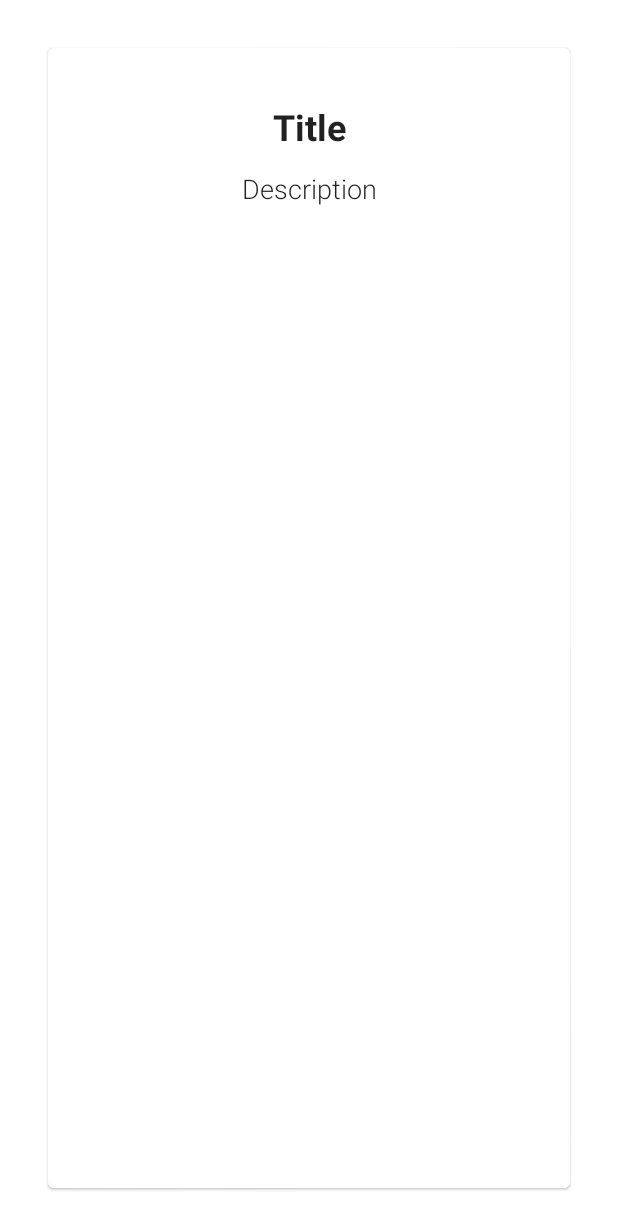
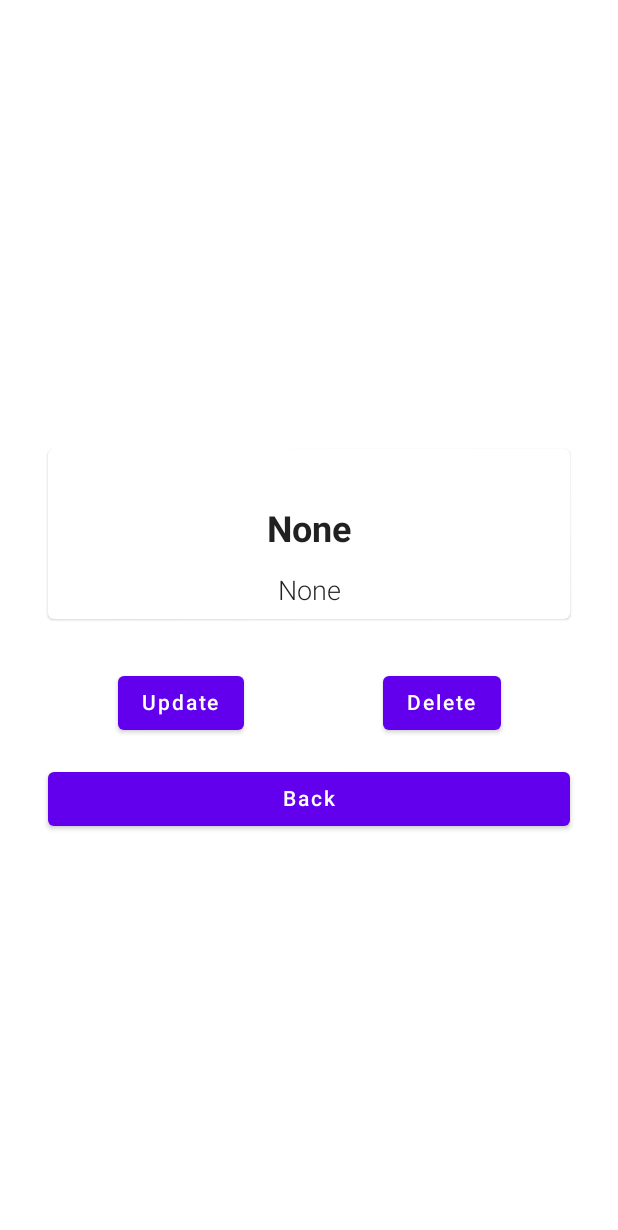
Before and after one commit to borshevskiy/NotesAppCompose, an Android app built with Jetpack Compose: the @Preview function PrevNoteScreen, on a phone screen of 412 x 824 dp. Shown: the top 1230 px of the screen. Run offline under Robolectric (Android 15) with nearby library versions, the phone set to English and light mode, and no system bars; our stand-ins replace Room's generated code, livedata-compose.

Commit message:
Code update and delete functions

```diff
--- a/app/src/main/java/com/borshevskiy/notesappcompose/database/room/AppRoomDatabase.kt
+++ b/app/src/main/java/com/borshevskiy/notesappcompose/database/room/AppRoomDatabase.kt
@@ -5,6 +5,7 @@ import androidx.room.Database
 import androidx.room.Room
 import androidx.room.RoomDatabase
 import com.borshevskiy.notesappcompose.model.Note
+import com.borshevskiy.notesappcompose.utils.Constants.Keys.NOTE_DATABASE
 
 @Database(entities = [Note::class], version = 1)
 abstract class AppRoomDatabase: RoomDatabase() {
@@ -17,7 +18,7 @@ abstract class AppRoomDatabase: RoomDatabase() {
 
         fun getInstance(context: Context): AppRoomDatabase {
             return if (INSTANCE == null) {
-                INSTANCE = Room.databaseBuilder(context, AppRoomDatabase::class.java, "notes_database").build()
+                INSTANCE = Room.databaseBuilder(context, AppRoomDatabase::class.java, NOTE_DATABASE).build()
                 INSTANCE as AppRoomDatabase
             } else INSTANCE as AppRoomDatabase
         }
--- a/app/src/main/java/com/borshevskiy/notesappcompose/model/Note.kt
+++ b/app/src/main/java/com/borshevskiy/notesappcompose/model/Note.kt
@@ -3,8 +3,9 @@ package com.borshevskiy.notesappcompose.model
 import androidx.room.ColumnInfo
 import androidx.room.Entity
 import androidx.room.PrimaryKey
+import com.borshevskiy.notesappcompose.utils.Constants.Keys.NOTES_TABLE
 
-@Entity(tableName = "notes_table")
+@Entity(tableName = NOTES_TABLE)
 data class Note(
     @PrimaryKey(autoGenerate = true)
     val id: Int = 0,
--- a/app/src/main/java/com/borshevskiy/notesappcompose/screens/MainScreen.kt
+++ b/app/src/main/java/com/borshevskiy/notesappcompose/screens/MainScreen.kt
@@ -51,7 +51,7 @@ fun NoteItem(navHostController: NavHostController,note: Note) {
     Card(modifier = Modifier
         .fillMaxWidth()
         .padding(vertical = 8.dp, horizontal = 24.dp)
-        .clickable { navHostController.navigate(NavRoute.Note.route) },
+        .clickable { navHostController.navigate(NavRoute.Note.route + "/${note.id}") },
         elevation = 6.dp) {
         Column(modifier = Modifier.padding(8.dp)) {
             Text(text = note.title, fontSize = 24.sp, fontWeight = FontWeight.Bold)
--- a/app/src/main/java/com/borshevskiy/notesappcompose/screens/NoteScreen.kt
+++ b/app/src/main/java/com/borshevskiy/notesappcompose/screens/NoteScreen.kt
@@ -1,14 +1,11 @@
 package com.borshevskiy.notesappcompose.screens
 
 import android.app.Application
-import androidx.compose.foundation.layout.Arrangement
-import androidx.compose.foundation.layout.Column
-import androidx.compose.foundation.layout.fillMaxSize
-import androidx.compose.foundation.layout.padding
-import androidx.compose.material.Card
-import androidx.compose.material.Scaffold
-import androidx.compose.material.Text
-import androidx.compose.runtime.Composable
+import androidx.compose.foundation.layout.*
+import androidx.compose.foundation.shape.RoundedCornerShape
+import androidx.compose.material.*
+import androidx.compose.runtime.*
+import androidx.compose.runtime.livedata.observeAsState
 import androidx.compose.ui.Alignment
 import androidx.compose.ui.Modifier
 import androidx.compose.ui.platform.LocalContext
@@ -21,43 +18,154 @@ import androidx.navigation.NavHostController
 import androidx.navigation.compose.rememberNavController
 import com.borshevskiy.notesappcompose.MainViewModel
 import com.borshevskiy.notesappcompose.MainViewModelFactory
+import com.borshevskiy.notesappcompose.model.Note
+import com.borshevskiy.notesappcompose.navigation.NavRoute
 import com.borshevskiy.notesappcompose.ui.theme.NotesAppComposeTheme
+import com.borshevskiy.notesappcompose.utils.Constants.Keys.BACK
+import com.borshevskiy.notesappcompose.utils.Constants.Keys.DELETE
+import com.borshevskiy.notesappcompose.utils.Constants.Keys.DESC
+import com.borshevskiy.notesappcompose.utils.Constants.Keys.EDIT_NOTE
+import com.borshevskiy.notesappcompose.utils.Constants.Keys.EMPTY
+import com.borshevskiy.notesappcompose.utils.Constants.Keys.NONE
+import com.borshevskiy.notesappcompose.utils.Constants.Keys.TITLE
+import com.borshevskiy.notesappcompose.utils.Constants.Keys.UPDATE
+import kotlinx.coroutines.launch
 
+@OptIn(ExperimentalMaterialApi::class)
 @Composable
-fun NoteScreen(navHostController: NavHostController, mViewModel: MainViewModel) {
-    Scaffold(modifier = Modifier.fillMaxSize()) {
-        Column(modifier = Modifier.fillMaxSize(),
+fun NoteScreen(navHostController: NavHostController, mViewModel: MainViewModel, noteId: String?) {
+
+    val notes = mViewModel.readAllNotes().observeAsState(listOf()).value
+    val note = notes.firstOrNull { it.id == noteId?.toInt() } ?: Note(title = NONE, description = NONE)
+    val bottomSheetState = rememberModalBottomSheetState(ModalBottomSheetValue.Hidden)
+    val coroutineScope = rememberCoroutineScope()
+    var title by remember { mutableStateOf(EMPTY) }
+    var desc by remember { mutableStateOf(EMPTY) }
+
+    ModalBottomSheetLayout(
+        sheetState = bottomSheetState,
+        sheetElevation = 5.dp,
+        sheetShape = RoundedCornerShape(topStart = 30.dp, topEnd = 30.dp),
+        sheetContent = {
+            Surface {
+                Column(
+                    modifier = Modifier
+                        .fillMaxWidth()
+                        .padding(all = 32.dp)
+                ) {
+                    Text(
+                        text = EDIT_NOTE,
+                        fontSize = 18.sp,
+                        fontWeight = FontWeight.Bold,
+                        modifier = Modifier.padding(vertical = 8.dp)
+                    )
+                    OutlinedTextField(
+                        value = title,
+                        onValueChange = { title = it },
+                        label = { Text(text = TITLE) },
+                        isError = title.isEmpty()
+                    )
+                    OutlinedTextField(
+                        value = desc,
+                        onValueChange = { desc = it },
+                        label = { Text(text = DESC) },
+                        isError = desc.isEmpty()
+                    )
+                    Button(
+                        modifier = Modifier.padding(top = 16.dp),
+                        onClick = {
+                            mViewModel.updateNote(Note(note.id, title, desc)) {
+                                navHostController.navigate(NavRoute.Main.route)
+                            }
+                        }
+                    ) {
+                        Text(text = UPDATE)
+                    }
+                }
+            }
+        }
+    ) {
+        Scaffold(
+            modifier = Modifier.fillMaxSize()
+        ) {
+            Column(
+                modifier = Modifier.fillMaxSize(),
                 horizontalAlignment = Alignment.CenterHorizontally,
-        verticalArrangement = Arrangement.Center) {
-            Card(modifier = Modifier
-                .fillMaxSize()
-                .padding(32.dp)) {
-                Column(modifier = Modifier.padding(vertical = 8.dp),
-                horizontalAlignment = Alignment.CenterHorizontally) {
-                    Text(text = "Title",
+                verticalArrangement = Arrangement.Center
+            ) {
+                Card(
+                    modifier = Modifier
+                        .fillMaxWidth()
+                        .padding(32.dp)
+                ) {
+                    Column(
+                        modifier = Modifier.padding(vertical = 8.dp),
+                        horizontalAlignment = Alignment.CenterHorizontally
+                    ) {
+                        Text(
+                            text = note.title,
                             fontSize = 24.sp,
                             fontWeight = FontWeight.Bold,
                             modifier = Modifier.padding(top = 32.dp)
                         )
-                    Text(text = "Description",
+                        Text(
+                            text = note.description,
                             fontSize = 18.sp,
                             fontWeight = FontWeight.Light,
                             modifier = Modifier.padding(top = 16.dp)
                         )
                     }
                 }
+                Row(
+                    modifier = Modifier
+                        .padding(horizontal = 32.dp)
+                        .fillMaxWidth(),
+                    verticalAlignment = Alignment.CenterVertically,
+                    horizontalArrangement = Arrangement.SpaceAround
+                ) {
+                    Button(onClick = {
+                        coroutineScope.launch {
+                            title = note.title
+                            desc = note.description
+                            bottomSheetState.show()
+                        }
+                    }) {
+                        Text(text = UPDATE)
+                    }
+                    Button(onClick = {
+                        mViewModel.deleteNote(note = note) {
+                            navHostController.navigate(NavRoute.Main.route)
+                        }
+                    }) {
+                        Text(text = DELETE)
                     }
                 }
-
-
+                Button(
+                    modifier = Modifier
+                        .padding(top = 16.dp)
+                        .padding(horizontal = 32.dp)
+                        .fillMaxWidth(),
+                    onClick = {
+                        navHostController.navigate(NavRoute.Main.route)
+                    }
+                ) {
+                    Text(text = BACK)
+                }
+            }
+        }
+    }
 }
 
 @Preview(showBackground = true)
 @Composable
 fun PrevNoteScreen() {
     NotesAppComposeTheme {
-        val mViewModel: MainViewModel
-                = viewModel(factory = MainViewModelFactory(LocalContext.current.applicationContext as Application))
-        NoteScreen(navHostController = rememberNavController(), mViewModel = mViewModel)
+        val mViewModel: MainViewModel =
+            viewModel(factory = MainViewModelFactory(LocalContext.current.applicationContext as Application))
+        NoteScreen(
+            navHostController = rememberNavController(),
+            mViewModel = mViewModel,
+            noteId = "1"
+        )
     }
 }
```
Also changed, not shown: app/src/main/java/com/borshevskiy/notesappcompose/MainViewModel.kt (+16 -0 lines), app/src/main/java/com/borshevskiy/notesappcompose/navigation/NotesNavHost.kt (+11 -5 lines), app/src/main/java/com/borshevskiy/notesappcompose/screens/AddScreen.kt (+8 -4 lines), app/src/main/java/com/borshevskiy/notesappcompose/screens/StartScreen.kt (+6 -3 lines), app/src/main/java/com/borshevskiy/notesappcompose/utils/Constants.kt (+30 -0 lines). Lines whose indentation alone changed are shown as unchanged.
